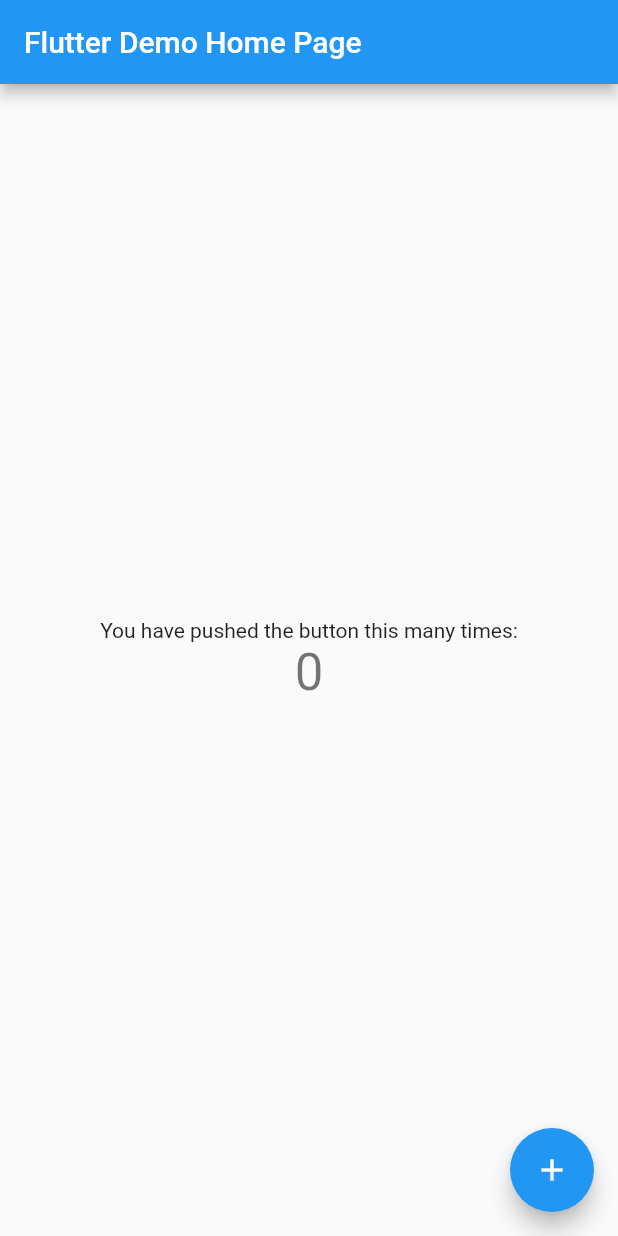
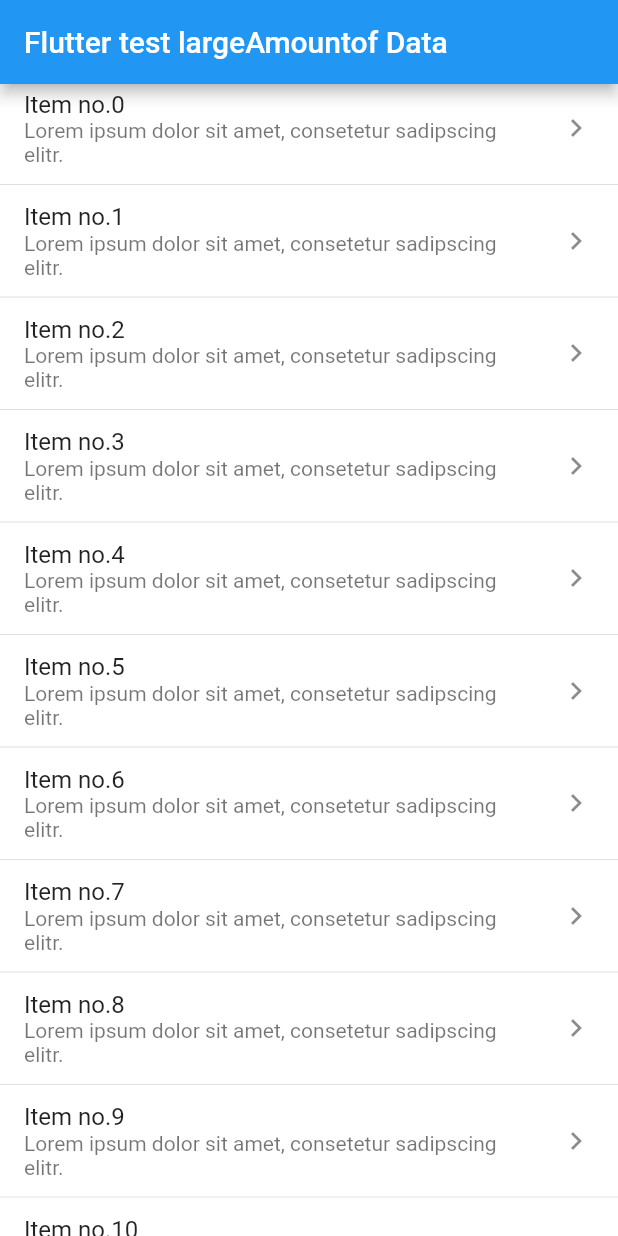
Before and after one commit to rubenRoehner/cross-platform-comparison, a Flutter app: the screen it shows after launch, on a phone screen of 412 x 824 dp. Run offline on Flutter 3.47's test engine with Material 2 defaults, Android fonts, the light colour scheme and no system bars.

Commit message:
First flutter implementation of lists use case

```diff
--- /dev/null
+++ b/00_LargeAmountsOfData/Flutter/flutter_lists/lib/ComplexListItem.dart
@@ -0,0 +1,27 @@
+import 'package:flutter/material.dart';
+
+class ComplexListItem extends StatelessWidget {
+  const ComplexListItem(
+      {super.key,
+      required this.title,
+      required this.subtitle,
+      required this.trailingIcon,
+      required this.onButtonClicked});
+
+  final String title;
+  final String subtitle;
+  final IconData trailingIcon;
+  final Function onButtonClicked;
+
+  @override
+  Widget build(BuildContext context) {
+    return ListTile(
+      title: Text(title),
+      subtitle: Text(subtitle),
+      trailing: Icon(trailingIcon),
+      onTap: () {
+        onButtonClicked();
+      },
+    );
+  }
+}
--- /dev/null
+++ b/00_LargeAmountsOfData/Flutter/flutter_lists/lib/MainPage.dart
@@ -0,0 +1,55 @@
+import 'package:flutter/cupertino.dart';
+import 'package:flutter/material.dart';
+import 'package:flutter_lists/ComplexListItem.dart';
+import 'package:flutter_lists/SimpleListItem.dart';
+
+class MainPage extends StatefulWidget {
+  const MainPage({super.key});
+
+  final bool presentSimpleItem = false;
+  static const int itemCount = 1000;
+
+  @override
+  State<MainPage> createState() => _MainPageState();
+}
+
+class _MainPageState extends State<MainPage> {
+  @override
+  Widget build(BuildContext context) {
+    return Scaffold(
+      appBar: AppBar(
+        title: const Text("Flutter test largeAmountof Data"),
+      ),
+      backgroundColor: CupertinoColors.systemBackground,
+      body: ListView.separated(
+        itemCount: MainPage.itemCount,
+        itemBuilder: (context, index) {
+          if (widget.presentSimpleItem) {
+            return SimpleListItem(title: "Item no.$index");
+          } else {
+            return ComplexListItem(
+                title: "Item no.$index",
+                subtitle:
+                    "Lorem ipsum dolor sit amet, consetetur sadipscing elitr.",
+                trailingIcon: Icons.chevron_right,
+                onButtonClicked: () {
+                  showDialog(
+                    context: context,
+                    builder: ((context) {
+                      return AlertDialog(
+                        title: const Text("Click event"),
+                        content:
+                            Text("Clicked on item with the number of $index"),
+                      );
+                    }),
+                  );
+                });
+          }
+        },
+        separatorBuilder: (context, index) {
+          return const Divider();
+        },
+      ),
+    );
+  }
+}
--- /dev/null
+++ b/00_LargeAmountsOfData/Flutter/flutter_lists/lib/SimpleListItem.dart
@@ -0,0 +1,14 @@
+import 'package:flutter/material.dart';
+
+class SimpleListItem extends StatelessWidget {
+  const SimpleListItem({super.key, required this.title});
+
+  final String title;
+
+  @override
+  Widget build(BuildContext context) {
+    return ListTile(
+      title: Text(title),
+    );
+  }
+}
--- a/00_LargeAmountsOfData/Flutter/flutter_lists/lib/main.dart
+++ b/00_LargeAmountsOfData/Flutter/flutter_lists/lib/main.dart
@@ -1,4 +1,5 @@
 import 'package:flutter/material.dart';
+import 'package:flutter_lists/MainPage.dart';
 
 void main() {
   runApp(const MyApp());
@@ -11,105 +12,11 @@
   @override
   Widget build(BuildContext context) {
     return MaterialApp(
-      title: 'Flutter Demo',
+      title: 'Flutter use case large amounts of data',
       theme: ThemeData(
-        // This is the theme of your application.
-        //
-        // Try running your application with "flutter run". You'll see the
-        // application has a blue toolbar. Then, without quitting the app, try
-        // changing the primarySwatch below to Colors.green and then invoke
-        // "hot reload" (press "r" in the console where you ran "flutter run",
-        // or simply save your changes to "hot reload" in a Flutter IDE).
-        // Notice that the counter didn't reset back to zero; the application
-        // is not restarted.
         primarySwatch: Colors.blue,
       ),
-      home: const MyHomePage(title: 'Flutter Demo Home Page'),
+      home: const MainPage(),
     );
   }
 }
-
-class MyHomePage extends StatefulWidget {
-  const MyHomePage({super.key, required this.title});
-
-  // This widget is the home page of your application. It is stateful, meaning
-  // that it has a State object (defined below) that contains fields that affect
-  // how it looks.
-
-  // This class is the configuration for the state. It holds the values (in this
-  // case the title) provided by the parent (in this case the App widget) and
-  // used by the build method of the State. Fields in a Widget subclass are
-  // always marked "final".
-
-  final String title;
-
-  @override
-  State<MyHomePage> createState() => _MyHomePageState();
-}
-
-class _MyHomePageState extends State<MyHomePage> {
-  int _counter = 0;
-
-  void _incrementCounter() {
-    setState(() {
-      // This call to setState tells the Flutter framework that something has
-      // changed in this State, which causes it to rerun the build method below
-      // so that the display can reflect the updated values. If we changed
-      // _counter without calling setState(), then the build method would not be
-      // called again, and so nothing would appear to happen.
-      _counter++;
-    });
-  }
-
-  @override
-  Widget build(BuildContext context) {
-    // This method is rerun every time setState is called, for instance as done
-    // by the _incrementCounter method above.
-    //
-    // The Flutter framework has been optimized to make rerunning build methods
-    // fast, so that you can just rebuild anything that needs updating rather
-    // than having to individually change instances of widgets.
-    return Scaffold(
-      appBar: AppBar(
-        // Here we take the value from the MyHomePage object that was created by
-        // the App.build method, and use it to set our appbar title.
-        title: Text(widget.title),
-      ),
-      body: Center(
-        // Center is a layout widget. It takes a single child and positions it
-        // in the middle of the parent.
-        child: Column(
-          // Column is also a layout widget. It takes a list of children and
-          // arranges them vertically. By default, it sizes itself to fit its
-          // children horizontally, and tries to be as tall as its parent.
-          //
-          // Invoke "debug painting" (press "p" in the console, choose the
-          // "Toggle Debug Paint" action from the Flutter Inspector in Android
-          // Studio, or the "Toggle Debug Paint" command in Visual Studio Code)
-          // to see the wireframe for each widget.
-          //
-          // Column has various properties to control how it sizes itself and
-          // how it positions its children. Here we use mainAxisAlignment to
-          // center the children vertically; the main axis here is the vertical
-          // axis because Columns are vertical (the cross axis would be
-          // horizontal).
-          mainAxisAlignment: MainAxisAlignment.center,
-          children: <Widget>[
-            const Text(
-              'You have pushed the button this many times:',
-            ),
-            Text(
-              '$_counter',
-              style: Theme.of(context).textTheme.headline4,
-            ),
-          ],
-        ),
-      ),
-      floatingActionButton: FloatingActionButton(
-        onPressed: _incrementCounter,
-        tooltip: 'Increment',
-        child: const Icon(Icons.add),
-      ), // This trailing comma makes auto-formatting nicer for build methods.
-    );
-  }
-}
```
